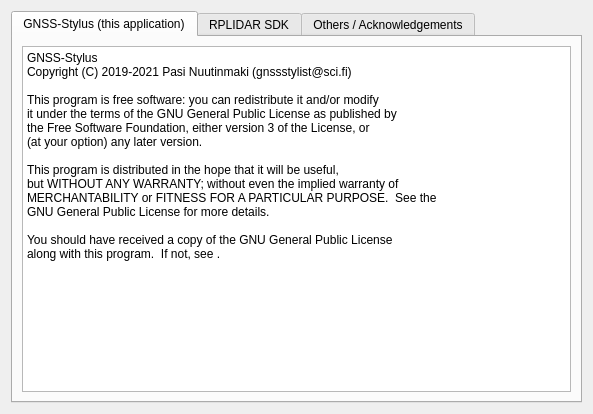
Old version of the form licensesform.ui in the repository GNSS-Stylist/GNSS-Stylus.
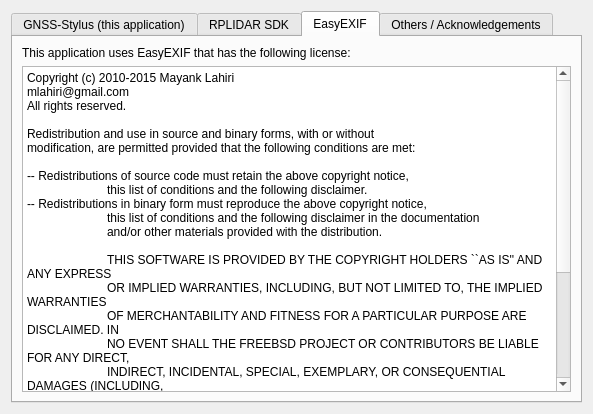
New version of the form. The open tabs and pages were chosen to show the change.

Commit message:
Add generating of MeshLab raster camera data (prelim)
- This is just a backup-commit for first somewhat working version. There are still a lot of things that need to implemented/fixed.
- Also fixed a bug in const_iterator handling with QMap. "--"-operator didn't actually return .end() when there was no previous item in the map. Documented behavior is instead "Calling this function on QMap::begin() leads to undefined results.". Found this by accident when implementing itow-version of getInterpolatedLocationOrientationTransformMatrix-function (caused segmentation fault).

The edit to the form file:
```diff
--- a/licensesform.ui
+++ b/licensesform.ui
@@ -16,6 +16,9 @@
   <layout class="QVBoxLayout" name="verticalLayout_4">
    <item>
     <widget class="QTabWidget" name="tabWidget_Licenses">
+     <property name="autoFillBackground">
+      <bool>true</bool>
+     </property>
      <property name="currentIndex">
       <number>1</number>
      </property>
@@ -97,7 +100,55 @@
        </item>
       </layout>
      </widget>
-     <widget class="QWidget" name="tab">
+     <widget class="QWidget" name="tab_EasyEXIF">
+      <attribute name="title">
+       <string>EasyEXIF</string>
+      </attribute>
+      <layout class="QVBoxLayout" name="verticalLayout_5">
+       <item>
+        <widget class="QLabel" name="label_EasyEXIF_License_Title">
+         <property name="text">
+          <string>This application uses EasyEXIF that has the following license:</string>
+         </property>
+        </widget>
+       </item>
+       <item>
+        <widget class="QPlainTextEdit" name="plainTextEdit_EasyExif_License">
+         <property name="readOnly">
+          <bool>true</bool>
+         </property>
+         <property name="plainText">
+          <string>Copyright (c) 2010-2015 Mayank Lahiri
+mlahiri@gmail.com
+All rights reserved.
+
+Redistribution and use in source and binary forms, with or without 
+modification, are permitted provided that the following conditions are met:
+
+-- Redistributions of source code must retain the above copyright notice, 
+	this list of conditions and the following disclaimer.
+-- Redistributions in binary form must reproduce the above copyright notice, 
+	this list of conditions and the following disclaimer in the documentation 
+	and/or other materials provided with the distribution.
+
+	THIS SOFTWARE IS PROVIDED BY THE COPYRIGHT HOLDERS ``AS IS'' AND ANY EXPRESS 
+	OR IMPLIED WARRANTIES, INCLUDING, BUT NOT LIMITED TO, THE IMPLIED WARRANTIES 
+	OF MERCHANTABILITY AND FITNESS FOR A PARTICULAR PURPOSE ARE DISCLAIMED. IN 
+	NO EVENT SHALL THE FREEBSD PROJECT OR CONTRIBUTORS BE LIABLE FOR ANY DIRECT, 
+	INDIRECT, INCIDENTAL, SPECIAL, EXEMPLARY, OR CONSEQUENTIAL DAMAGES (INCLUDING, 
+    BUT NOT LIMITED TO, PROCUREMENT OF SUBSTITUTE GOODS OR SERVICES; LOSS OF USE, 
+	DATA, OR PROFITS; OR BUSINESS INTERRUPTION) HOWEVER CAUSED AND ON ANY THEORY 
+	OF LIABILITY, WHETHER IN CONTRACT, STRICT LIABILITY, OR TORT (INCLUDING 
+    NEGLIGENCE OR OTHERWISE) ARISING IN ANY WAY OUT OF THE USE OF THIS SOFTWARE, 
+	EVEN IF ADVISED OF THE POSSIBILITY OF SUCH DAMAGE.
+
+</string>
+         </property>
+        </widget>
+       </item>
+      </layout>
+     </widget>
+     <widget class="QWidget" name="tab_Others_Acknowledgements">
       <attribute name="title">
        <string>Others / Acknowledgements</string>
       </attribute>
```
Left out of the diff: 8 changed lines with no effect on the pictures. The commit also changes 13 other files.
